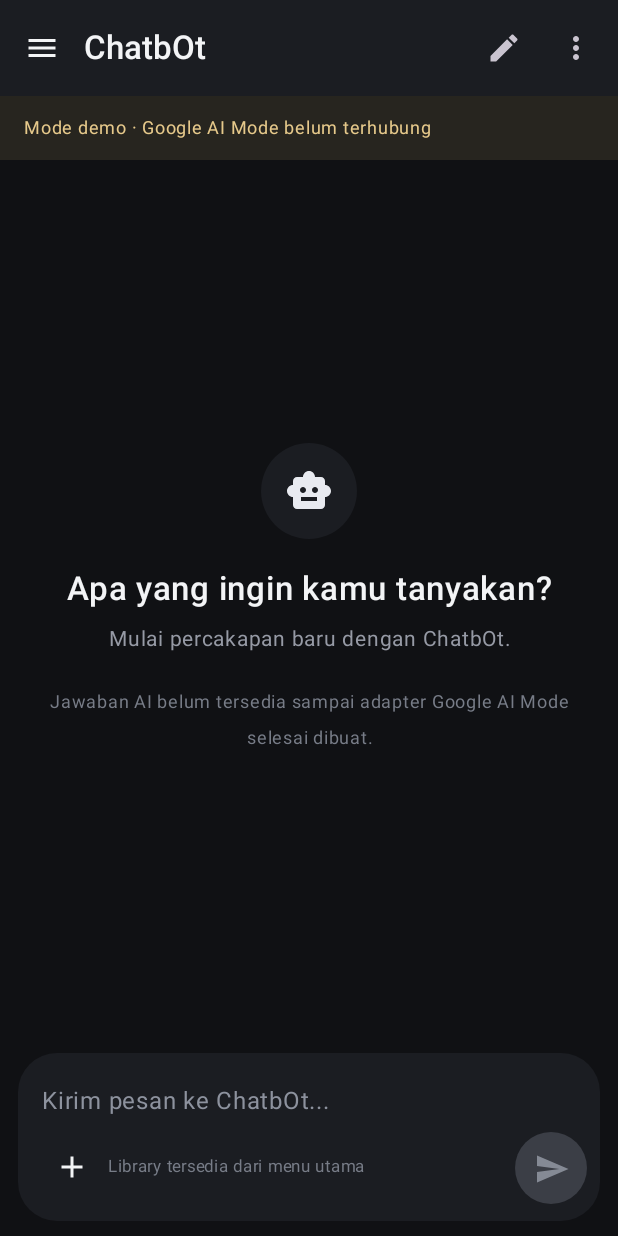
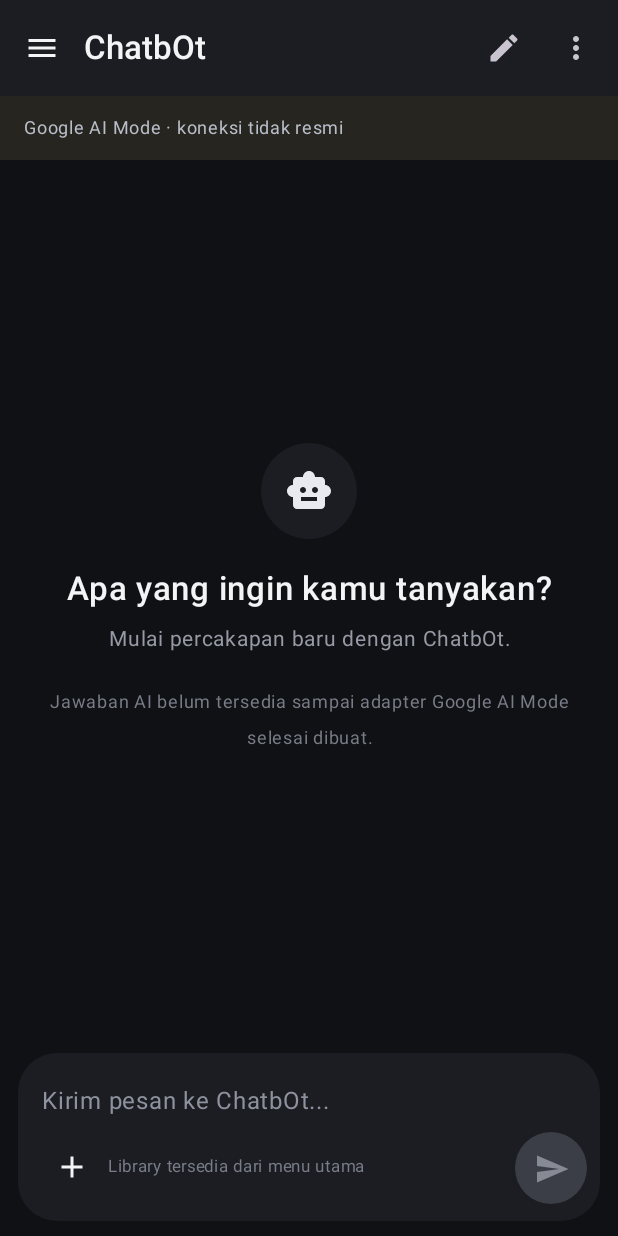
Before and after one commit to project-anonymous02/ChatbOt, an Android app built with Jetpack Compose: the screen it shows after launch (MainActivity), on a phone screen of 412 x 824 dp. Run offline under Robolectric (Android 15) with nearby library versions, the phone set to English and light mode, and no system bars.

Commit message:
Connect chat composer to Google AI Mode WebView

```diff
--- a/app/src/main/java/com/projectanonymous/chatbot/MainActivity.kt
+++ b/app/src/main/java/com/projectanonymous/chatbot/MainActivity.kt
@@ -2,6 +2,7 @@ package com.projectanonymous.chatbot
 
 import android.net.Uri
 import android.os.Bundle
+import android.webkit.WebView
 import androidx.activity.ComponentActivity
 import androidx.activity.compose.rememberLauncherForActivityResult
 import androidx.activity.compose.setContent
@@ -40,6 +41,7 @@ import androidx.compose.material.icons.filled.MoreVert
 import androidx.compose.material.icons.filled.Search
 import androidx.compose.material.icons.filled.Send
 import androidx.compose.material.icons.filled.SmartToy
+import androidx.compose.material.icons.filled.Stop
 import androidx.compose.material3.AlertDialog
 import androidx.compose.material3.Divider
 import androidx.compose.material3.DrawerValue
@@ -59,6 +61,7 @@ import androidx.compose.material3.TopAppBar
 import androidx.compose.material3.darkColorScheme
 import androidx.compose.material3.rememberDrawerState
 import androidx.compose.runtime.Composable
+import androidx.compose.runtime.DisposableEffect
 import androidx.compose.runtime.getValue
 import androidx.compose.runtime.mutableStateListOf
 import androidx.compose.runtime.mutableStateOf
@@ -72,7 +75,11 @@ import androidx.compose.ui.text.font.FontWeight
 import androidx.compose.ui.text.style.TextAlign
 import androidx.compose.ui.unit.dp
 import androidx.compose.ui.unit.sp
+import androidx.compose.ui.viewinterop.AndroidView
+import kotlinx.coroutines.CancellationException
+import kotlinx.coroutines.Job
 import kotlinx.coroutines.launch
+import com.projectanonymous.chatbot.data.aimode.GoogleAiModeWebViewAdapter
 import java.util.UUID
 
 private val AppBackground = Color(0xFF101114)
@@ -134,6 +141,18 @@ private fun ChatbotApp() {
     var showSearch by remember { mutableStateOf(false) }
     var searchQuery by remember { mutableStateOf("") }
     var showCancelInfo by remember { mutableStateOf(false) }
+    var aiModeWebView by remember { mutableStateOf<WebView?>(null) }
+    var showGoogleBrowser by remember { mutableStateOf(false) }
+    var isGenerating by remember { mutableStateOf(false) }
+    var generationStatus by remember { mutableStateOf("Siap") }
+    var activeGeneration by remember { mutableStateOf<Job?>(null) }
+
+    DisposableEffect(aiModeWebView) {
+        onDispose {
+            aiModeWebView?.stopLoading()
+            aiModeWebView?.destroy()
+        }
+    }
 
     val imagePicker = rememberLauncherForActivityResult(
         ActivityResultContracts.GetContent()
@@ -257,13 +276,23 @@ private fun ChatbotApp() {
             },
             containerColor = AppBackground
         ) { innerPadding ->
+            Box(Modifier.fillMaxSize().padding(innerPadding)) {
             when (destination) {
                 AppDestination.CHAT -> ChatScreen(
-                    modifier = Modifier.padding(innerPadding),
+                    modifier = Modifier.fillMaxSize(),
                     messages = messages,
                     input = input,
                     onInputChange = { input = it },
                     pendingAttachments = pendingAttachments,
+                    isGenerating = isGenerating,
+                    generationStatus = generationStatus,
+                    onStop = {
+                        activeGeneration?.cancel()
+                        activeGeneration = null
+                        isGenerating = false
+                        showGoogleBrowser = false
+                        generationStatus = "Dibatalkan"
+                    },
                     onRemoveAttachment = { item ->
                         pendingAttachments = pendingAttachments.filterNot { it.id == item.id }
                     },
@@ -272,23 +301,88 @@ private fun ChatbotApp() {
                     onPickImage = { imagePicker.launch("image/*") },
                     onPickFile = { filePicker.launch(arrayOf("*/*")) },
                     onSend = {
-                        val text = input.trim()
-                        if (text.isNotEmpty() || pendingAttachments.isNotEmpty()) {
-                            val suffix = if (pendingAttachments.isNotEmpty()) {
-                                "\n\nLampiran: " + pendingAttachments.joinToString { it.name }
+                        val prompt = input.trim()
+                        if ((prompt.isNotEmpty() || pendingAttachments.isNotEmpty()) && !isGenerating) {
+                            val attachmentNote = if (pendingAttachments.isNotEmpty()) {
+                                "\n\nLampiran dipilih (belum diteruskan ke Google AI Mode): " + pendingAttachments.joinToString { it.name }
                             } else ""
-                            messages.add(ChatMessage(text = text + suffix, fromUser = true))
+                            messages.add(ChatMessage(text = prompt + attachmentNote, fromUser = true))
                             input = ""
                             pendingAttachments = emptyList()
+                            val currentWebView = aiModeWebView
+                            if (prompt.isBlank()) {
+                                messages.add(ChatMessage(text = "Tulis pertanyaan agar Google AI Mode dapat memprosesnya. Lampiran saja belum didukung.", fromUser = false))
+                            } else if (currentWebView == null) {
+                                messages.add(ChatMessage(text = "Browser belum siap. Coba kirim ulang sebentar lagi.", fromUser = false))
+                            } else {
+                                isGenerating = true
+                                generationStatus = "Menghubungkan ke Google AI Mode…"
+                                activeGeneration = scope.launch {
+                                    try {
+                                        val result = GoogleAiModeWebViewAdapter().ask(currentWebView, prompt) { status ->
+                                            generationStatus = status
+                                            showGoogleBrowser = status.startsWith("Login Google")
+                                        }
+                                        val answer = result.response.answer
+                                        if (answer.isNotBlank()) {
+                                            val sources = result.response.citations.joinToString("\n") { citation ->
+                                                "• ${citation.title} (${citation.domain})\n  ${citation.url}"
+                                            }
+                                            val rendered = if (sources.isNotBlank()) "$answer\n\nSumber:\n$sources" else answer
+                                            messages.add(ChatMessage(text = rendered, fromUser = false))
+                                        } else {
+                                            messages.add(ChatMessage(text = "Google belum memberikan jawaban yang dapat dibaca. Coba lagi, atau buka browser Google untuk memeriksa sesi dan halaman yang tampil.", fromUser = false))
+                                        }
+                                    } catch (cancelled: CancellationException) {
+                                        throw cancelled
+                                    } catch (error: Exception) {
+                                        messages.add(ChatMessage(text = "Gagal mengambil jawaban: ${error.message ?: "kesalahan tidak diketahui"}", fromUser = false))
+                                    } finally {
+                                        isGenerating = false
+                                        activeGeneration = null
+                                        showGoogleBrowser = false
+                                        generationStatus = "Siap"
+                                    }
+                                }
+                            }
                         }
                     }
                 )
                 AppDestination.LIBRARY -> LibraryScreen(
-                    modifier = Modifier.padding(innerPadding),
+                    modifier = Modifier.fillMaxSize(),
                     items = library,
                     onDelete = { item -> library.remove(item) }
                 )
-                AppDestination.HISTORY -> HistoryScreen(Modifier.padding(innerPadding))
+                AppDestination.HISTORY -> HistoryScreen(Modifier.fillMaxSize())
+            }
+            AndroidView(
+                factory = { context ->
+                    WebView(context).apply {
+                        settings.javaScriptEnabled = true
+                        settings.domStorageEnabled = true
+                        settings.allowFileAccess = false
+                        settings.javaScriptCanOpenWindowsAutomatically = false
+                        webViewClient = android.webkit.WebViewClient()
+                        aiModeWebView = this
+                        loadUrl("https://www.google.com/")
+                    }
+                },
+                modifier = if (showGoogleBrowser) Modifier.fillMaxSize() else Modifier.size(1.dp),
+                update = { aiModeWebView = it }
+            )
+            if (showGoogleBrowser) {
+                Surface(
+                    modifier = Modifier.align(Alignment.TopCenter).fillMaxWidth(),
+                    color = PanelBackground
+                ) {
+                    Row(verticalAlignment = Alignment.CenterVertically, modifier = Modifier.padding(horizontal = 8.dp, vertical = 4.dp)) {
+                        IconButton(onClick = { showGoogleBrowser = false }) {
+                            Icon(Icons.Filled.Close, contentDescription = "Kembali ke chat")
+                        }
+                        Text("Selesaikan login Google di sini, lalu kembali ke chat.", fontSize = 12.sp, color = Color.White)
+                    }
+                }
+            }
             }
         }
     }
@@ -336,6 +430,9 @@ private fun ChatScreen(
     input: String,
     onInputChange: (String) -> Unit,
     pendingAttachments: List<LibraryItem>,
+    isGenerating: Boolean,
+    generationStatus: String,
+    onStop: () -> Unit,
     onRemoveAttachment: (LibraryItem) -> Unit,
     attachmentMenu: Boolean,
     onAttachmentMenuChange: (Boolean) -> Unit,
@@ -349,8 +446,8 @@ private fun ChatScreen(
             modifier = Modifier.fillMaxWidth()
         ) {
             Text(
-                "Mode demo · Google AI Mode belum terhubung",
-                color = Color(0xFFE6C98B),
+                if (isGenerating) generationStatus else "Google AI Mode · koneksi tidak resmi",
+                color = if (isGenerating) Color(0xFFE6C98B) else Color(0xFFB8BEC9),
                 fontSize = 12.sp,
                 modifier = Modifier.padding(horizontal = 16.dp, vertical = 9.dp)
             )
@@ -485,17 +582,17 @@ private fun ChatScreen(
                 Text("Library tersedia dari menu utama", color = Color(0xFF777C87), fontSize = 11.sp)
                 Spacer(Modifier.weight(1f))
                 IconButton(
-                    onClick = onSend,
-                    enabled = input.isNotBlank() || pendingAttachments.isNotEmpty(),
+                    onClick = { if (isGenerating) onStop() else onSend() },
+                    enabled = isGenerating || input.isNotBlank() || pendingAttachments.isNotEmpty(),
                     modifier = Modifier.size(42.dp).background(
                         if (input.isNotBlank() || pendingAttachments.isNotEmpty()) Accent else Color(0xFF3B3E46),
                         CircleShape
                     )
                 ) {
                     Icon(
-                        Icons.Filled.Send,
-                        contentDescription = "Kirim pesan",
-                        tint = if (input.isNotBlank() || pendingAttachments.isNotEmpty()) Color(0xFF17191D) else Color(0xFF858A95)
+                        if (isGenerating) Icons.Filled.Stop else Icons.Filled.Send,
+                        contentDescription = if (isGenerating) "Hentikan proses" else "Kirim pesan",
+                        tint = if (isGenerating || input.isNotBlank() || pendingAttachments.isNotEmpty()) Color(0xFF17191D) else Color(0xFF858A95)
                     )
                 }
             }
```
